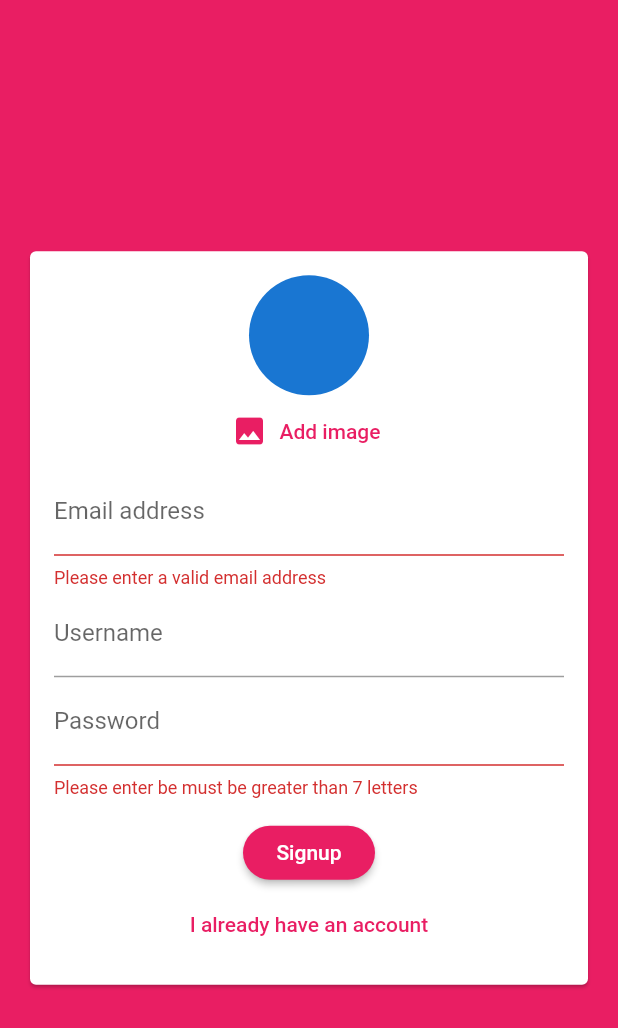
After one commit to ArnalShoorukov/ChatAppFlutter, a Flutter app: the screen it shows after launch, after a tap on "Login", after a tap on "Create account", on a phone screen of 412 x 824 dp. The commit adds this screen. Shown: the top 1028 px of the screen. Run offline on Flutter 3.47's test engine with Material 2 defaults, Android fonts, the phone set to English and light mode, and no system bars; our stand-ins replace cloud_firestore, firebase_auth, firebase_storage, image_picker; accounts and stored records are empty.

Commit message:
messages, imahe_upload, firbase_auth

```diff
--- a/lib/main.dart
+++ b/lib/main.dart
@@ -1,3 +1,5 @@
+import 'package:chat_app/screens/auth_screen.dart';
+import 'package:firebase_auth/firebase_auth.dart';
 import 'package:flutter/material.dart';
 
 import 'screens/chat_screen.dart';
@@ -10,13 +12,26 @@ class MyApp extends StatelessWidget {
   @override
   Widget build(BuildContext context) {
     return MaterialApp(
+      debugShowCheckedModeBanner: false,
       title: 'Chat App',
       theme: ThemeData(
-
-        primarySwatch: Colors.blue,
+        primaryColor: Colors.pink,
+        backgroundColor: Colors.pink,
+        accentColor: Colors.deepPurple,
+        accentColorBrightness: Brightness.dark,
+        buttonTheme: ButtonTheme.of(context).copyWith(
+            buttonColor: Colors.pink,
+            textTheme: ButtonTextTheme.primary,
+            shape: RoundedRectangleBorder(borderRadius: BorderRadius.circular(20.0))),
         visualDensity: VisualDensity.adaptivePlatformDensity,
       ),
-      home: ChatScreen(),
+      home: StreamBuilder(
+          stream: FirebaseAuth.instance.onAuthStateChanged, builder: (ctx, userSnapshot) {
+            if(userSnapshot.hasData){
+              return ChatScreen();
+            }
+            return AuthScreen();
+      }),
     );
   }
 }
--- /dev/null
+++ b/lib/pickers/user_image_picker.dart
@@ -0,0 +1,51 @@
+import 'dart:io';
+
+import 'package:flutter/material.dart';
+import 'package:image_picker/image_picker.dart';
+
+class UserImagePicker extends StatefulWidget {
+  final void Function(File pickedImage) imagePicFn;
+
+  UserImagePicker(this.imagePicFn, {Key key}) : super(key: key);
+
+  @override
+  _UserImagePickerState createState() => _UserImagePickerState();
+}
+
+class _UserImagePickerState extends State<UserImagePicker> {
+  File _image;
+
+  void _pickImage() async {
+    final pickedFile = await ImagePicker().getImage(
+      source: ImageSource.gallery,
+      imageQuality: 50,
+      maxWidth: 150,
+    );
+    setState(() {
+      if (pickedFile != null) {
+        _image = File(pickedFile.path);
+      } else {
+        print('No image selected.');
+      }
+    });
+    widget.imagePicFn(_image);
+  }
+
+  @override
+  Widget build(BuildContext context) {
+    return Column(
+      children: [
+        CircleAvatar(
+          radius: 40,
+          backgroundImage: _image != null ? FileImage(_image) : null,
+        ),
+        FlatButton.icon(
+          textColor: Theme.of(context).primaryColor,
+          onPressed: _pickImage,
+          icon: Icon(Icons.image),
+          label: Text('Add image'),
+        ),
+      ],
+    );
+  }
+}
--- a/lib/screens/auth_screen.dart
+++ b/lib/screens/auth_screen.dart
@@ -0,0 +1,113 @@
+import 'dart:io';
+
+import 'package:chat_app/widgets/auth/auth_form.dart';
+import 'package:cloud_firestore/cloud_firestore.dart';
+import 'package:firebase_auth/firebase_auth.dart';
+import 'package:firebase_storage/firebase_storage.dart';
+import 'package:flutter/material.dart';
+import 'package:flutter/services.dart';
+
+class AuthScreen extends StatefulWidget {
+  String url = '';
+  @override
+  _AuthScreenState createState() => _AuthScreenState();
+}
+
+class _AuthScreenState extends State<AuthScreen> {
+  final _auth = FirebaseAuth.instance;
+  var _isLoading = false;
+
+  void _submitFrom(
+    String email,
+    String name,
+    String password,
+    File image,
+    bool isLogin,
+    BuildContext context,
+  ) async {
+    AuthResult authResult;
+
+    try {
+      setState(() {
+        _isLoading = true;
+      });
+      if (isLogin) {
+        authResult = await _auth.signInWithEmailAndPassword(
+          email: email,
+          password: password,
+        );
+      } else {
+        authResult = await _auth.createUserWithEmailAndPassword(
+          email: email,
+          password: password,
+        );
+
+       final ref =  FirebaseStorage.instance
+            .ref()
+            .child(
+              'user_image',
+            )
+            .child(
+              authResult.user.uid + 'jpg',
+            );
+
+       print('Reference $ref');
+
+
+        ref.putFile(image).onComplete;
+
+       final url = await ref.getDownloadURL();
+
+  /*      //await ref.getDownloadURL();
+        StorageUploadTask uploadTask = ref.putFile(image);
+        await uploadTask.onComplete.then((taskSnapshot) async {
+          var _uploadedFileURL = await taskSnapshot.ref.getDownloadURL();
+          setState(() {
+            widget.url = _uploadedFileURL;
+          });
+          print("Successfully uploaded profile picture $_uploadedFileURL" );
+        }).catchError((e) {
+          print("Failed to upload profile picture");
+        });*/
+
+
+       print(url);
+
+        await Firestore.instance.collection('users').document(authResult.user.uid).setData(
+          {
+            'username': name,
+            'email': email,
+            'image_url' : url,
+          },
+        );
+      }
+    } on PlatformException catch (err) {
+      var message = 'An error occured, please check your credentials!';
+      print(message);
+      if (err.message != null) {
+        message = err.message;
+      }
+
+      Scaffold.of(context).showSnackBar(SnackBar(
+        content: Text(message),
+        backgroundColor: Theme.of(context).errorColor,
+      ));
+      setState(() {
+        _isLoading = false;
+      });
+    } catch (err) {
+      setState(() {
+        _isLoading = false;
+      });
+      print(err);
+    }
+  }
+
+  @override
+  Widget build(BuildContext context) {
+    return Scaffold(
+      backgroundColor: Theme.of(context).primaryColor,
+      body: AuthForm(_submitFrom, _isLoading),
+    );
+  }
+}
--- /dev/null
+++ b/lib/widgets/auth/auth_form.dart
@@ -0,0 +1,146 @@
+import 'dart:io';
+
+import 'package:chat_app/pickers/user_image_picker.dart';
+import 'package:flutter/material.dart';
+import 'package:image_picker/image_picker.dart';
+
+class AuthForm extends StatefulWidget {
+  AuthForm(this.submitFn, this._isLoading);
+
+  final bool _isLoading;
+
+  final void Function(
+    String email,
+    String name,
+    String password,
+    File image,
+    bool isLogin,
+    BuildContext context,
+  ) submitFn;
+
+  @override
+  _AuthFormState createState() => _AuthFormState();
+}
+
+class _AuthFormState extends State<AuthForm> {
+  final _formKey = GlobalKey<FormState>();
+  var _isLogin = true;
+  var _userEmail = '';
+  var _userName = '';
+  var _userPassword = '';
+  File _userImage;
+
+  void _pickedImage(File image) {
+    _userImage = image;
+  }
+
+  void _trySubmit() {
+    final isValid = _formKey.currentState.validate();
+    FocusScope.of(context).unfocus();
+
+    if (_userImage == null && !_isLogin) {
+      Scaffold.of(context).showSnackBar(SnackBar(
+        content: Text('Please pick an image'),
+        backgroundColor: Theme.of(context).errorColor,
+      ));
+      return;
+    }
+    if (isValid) {
+      _formKey.currentState.save();
+      widget.submitFn(
+        _userEmail.trim(),
+        _userName.trim(),
+        _userPassword.trim(),
+        _userImage,
+        _isLogin,
+        context,
+      );
+    }
+  }
+
+  @override
+  Widget build(BuildContext context) {
+    return Center(
+      child: Card(
+        margin: EdgeInsets.all(20),
+        child: SingleChildScrollView(
+          child: Padding(
+            padding: EdgeInsets.all(16),
+            child: Form(
+              key: _formKey,
+              child: Column(
+                mainAxisSize: MainAxisSize.min,
+                children: [
+                  if (!_isLogin) UserImagePicker(_pickedImage),
+                  TextFormField(
+                    key: ValueKey('email'),
+                    validator: (value) {
+                      if (value.isEmpty || !value.contains('@')) {
+                        return 'Please enter a valid email address';
+                      }
+                      return null;
+                    },
+                    keyboardType: TextInputType.emailAddress,
+                    decoration: InputDecoration(labelText: 'Email address'),
+                    onSaved: (value) {
+                      _userEmail = value;
+                    },
+                  ),
+                  if (!_isLogin)
+                    TextFormField(
+                      key: ValueKey('name'),
+                      validator: (value) {
+                        if (value.isEmpty || value.length < 4) {
+                          return 'Username should be at least 4 charcters';
+                        }
+                        return null;
+                      },
+                      decoration: InputDecoration(labelText: 'Username'),
+                      onSaved: (value) {
+                        _userName = value;
+                      },
+                    ),
+                  TextFormField(
+                    key: ValueKey('password'),
+                    validator: (value) {
+                      if (value.isEmpty || value.length < 7) {
+                        return 'Please enter be must be greater than 7 letters ';
+                      }
+                      return null;
+                    },
+                    decoration: InputDecoration(labelText: 'Password'),
+                    obscureText: true,
+                    onSaved: (value) {
+                      _userPassword = value;
+                    },
+                  ),
+                  SizedBox(
+                    height: 12.0,
+                  ),
+                  if (widget._isLoading) CircularProgressIndicator(),
+                  if (!widget._isLoading)
+                    RaisedButton(
+                      onPressed: _trySubmit,
+                      child: Text(_isLogin ? 'Login' : 'Signup'),
+                    ),
+                  if (!widget._isLoading)
+                    FlatButton(
+                      onPressed: () {
+                        setState(() {
+                          _isLogin = !_isLogin;
+                        });
+                      },
+                      child: Text(
+                        _isLogin ? 'Create account' : 'I already have an account',
+                        style: TextStyle(color: Theme.of(context).primaryColor),
+                      ),
+                    )
+                ],
+              ),
+            ),
+          ),
+        ),
+      ),
+    );
+  }
+}
--- a/pubspec.yaml
+++ b/pubspec.yaml
@@ -29,6 +29,11 @@ dependencies:
   # Use with the CupertinoIcons class for iOS style icons.
   cupertino_icons: ^0.1.3
   cloud_firestore: ^0.13.7
+  firebase_auth: 0.16.1
+  image_picker: ^0.6.7+21
+  firebase_storage: 3.1.5
+
+
 
 dev_dependencies:
   flutter_test:
```
Also changed, not shown: lib/chat/message_bubble.dart (added, +43 -0 lines), lib/chat/messages.dart (added, +42 -0 lines), lib/chat/new_message.dart (added, +60 -0 lines), lib/screens/chat_screen.dart (+45 -29 lines), pubspec.lock, 1 other file.
